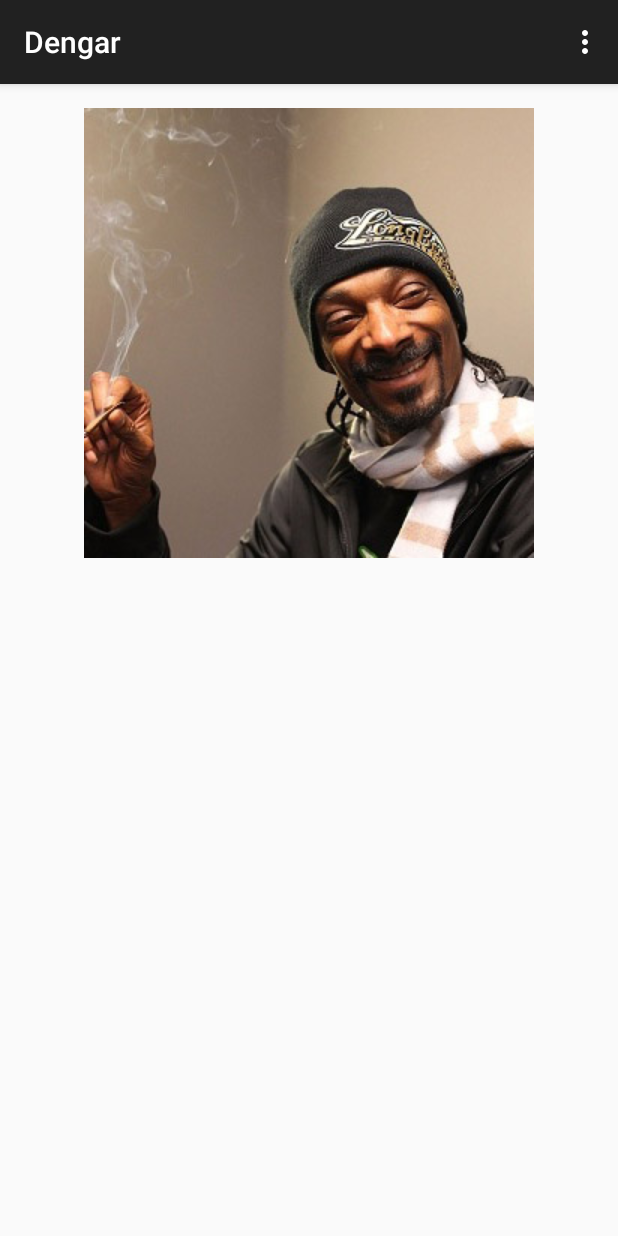
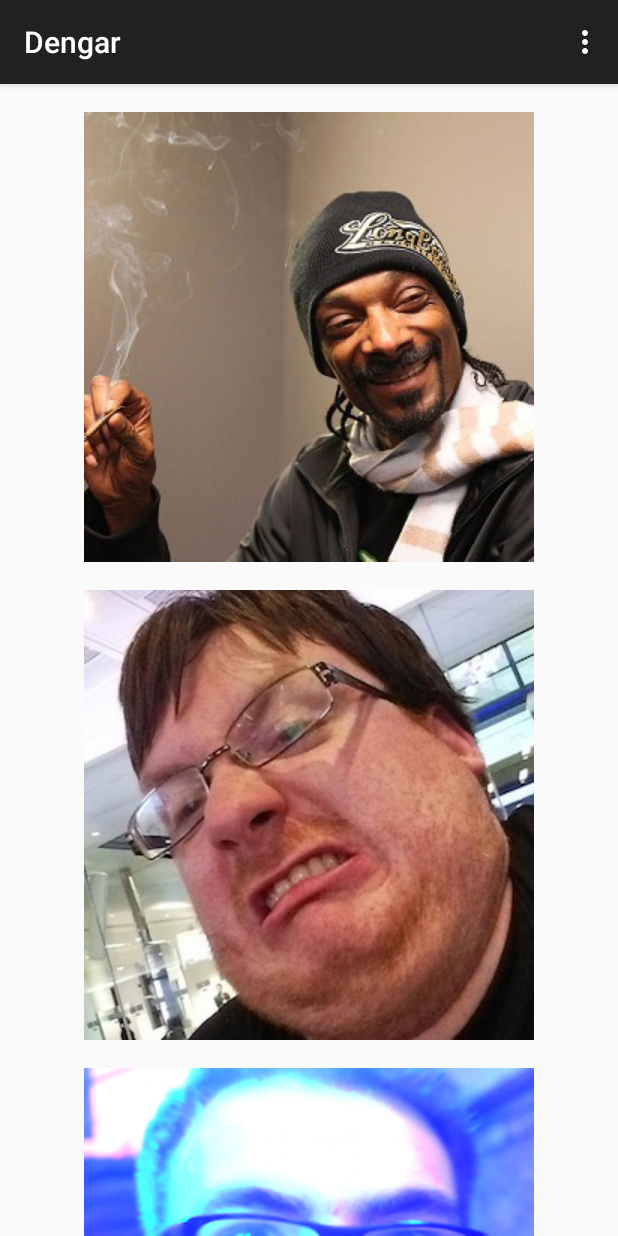
Before and after one commit to hughrawlinson/Dengar, an Android app: the screen it shows after launch (MainActivity), after a tap on an icon or button, on a phone screen of 412 x 824 dp. Run offline under Robolectric (Android 15) with nearby library versions, the light colour scheme and no system bars.

Commit message:
up to date

```diff
--- a/app/src/main/java/me/hughrawlinson/dengar/MainActivity.java
+++ b/app/src/main/java/me/hughrawlinson/dengar/MainActivity.java
@@ -11,13 +11,17 @@ import android.media.MediaPlayer;
 
 public class MainActivity extends ActionBarActivity {
     private static final String TAG = "MyActivity";
-    MediaPlayer mediaPlayer;
+    MediaPlayer smokeWeed;
+    MediaPlayer tdfw;
+    MediaPlayer bf;
 
     @Override
     protected void onCreate(Bundle savedInstanceState) {
         super.onCreate(savedInstanceState);
         setContentView(R.layout.activity_main);
-        this.mediaPlayer = MediaPlayer.create(getApplicationContext(), R.raw.swed);
+        this.smokeWeed = MediaPlayer.create(getApplicationContext(), R.raw.swed);
+        this.tdfw = MediaPlayer.create(getApplicationContext(), R.raw.td4w);
+        this.bf = MediaPlayer.create(getApplicationContext(), R.raw.bf);
     }
 
     @Override
@@ -43,8 +47,14 @@ public class MainActivity extends ActionBarActivity {
     }
 
     public void playSmokeWeed(View view){
-        Log.v(TAG, "Smoking Weed Every Day...");
-        mediaPlayer.start();
-        Log.v(TAG, "Smoked Weed Every Day! :D");
+        smokeWeed.start();
+    }
+
+    public void playTDFW(View view){
+        tdfw.start();
+    }
+
+    public void playbf(View view){
+        bf.start();
     }
 }
--- a/app/src/main/res/layout/activity_main.xml
+++ b/app/src/main/res/layout/activity_main.xml
@@ -1,14 +1,37 @@
-<LinearLayout xmlns:android="http://schemas.android.com/apk/res/android"
-    xmlns:tools="http://schemas.android.com/tools" android:layout_width="match_parent"
-    android:layout_height="match_parent" android:paddingLeft="@dimen/activity_horizontal_margin"
-    android:paddingRight="@dimen/activity_horizontal_margin"
-    android:paddingTop="@dimen/activity_vertical_margin"
-    android:paddingBottom="@dimen/activity_vertical_margin" tools:context=".MainActivity"
-    android:gravity="center_horizontal">
-    <ImageView
-        android:id="@+id/imageView1"
-        android:layout_width="wrap_content"
+<ScrollView
+    xmlns:android="http://schemas.android.com/apk/res/android"
+    xmlns:tools="http://schemas.android.com/tools"
+    android:layout_width="fill_parent"
+    android:layout_height="wrap_content"
+    tools:context=".MainActivity"
+    android:gravity="center_horizontal"
+    android:orientation="vertical">
+    <LinearLayout
+        android:layout_width="fill_parent"
         android:layout_height="wrap_content"
-        android:src="@drawable/sd"
-        android:onClick="playSmokeWeed" />
-</LinearLayout>
+        android:gravity="center_horizontal"
+        android:orientation="vertical">
+        <ImageView
+            android:id="@+id/imageView1"
+            android:layout_width="wrap_content"
+            android:layout_height="wrap_content"
+            android:src="@drawable/sd"
+            android:onClick="playSmokeWeed"
+            android:layout_marginBottom="3mm"
+            android:layout_marginTop="3mm" />
+        <ImageView
+            android:id="@+id/imageView2"
+            android:layout_width="wrap_content"
+            android:layout_height="wrap_content"
+            android:src="@drawable/ld"
+            android:onClick="playTDFW"
+            android:layout_marginBottom="3mm" />
+        <ImageView
+            android:id="@+id/imageView3"
+            android:layout_width="wrap_content"
+            android:layout_height="wrap_content"
+            android:src="@drawable/me"
+            android:onClick="playbf"
+            android:layout_marginBottom="3mm" />
+    </LinearLayout>
+</ScrollView>
```
Also changed, not shown: app/src/main/res/drawable/ld.jpg (added), app/src/main/res/drawable/me.jpg (added), 3 other files.
